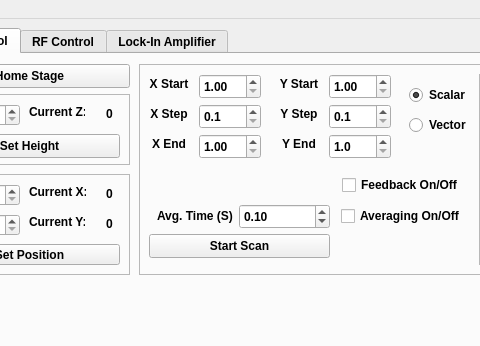
First picture: the form in scanning_magnetometer.ui, repository WarwickEPR/ScanningMagnetometry, before the edit; both pictures show x 92 to 572 and y 0 to 346 of the 856 by 483 pixel window.
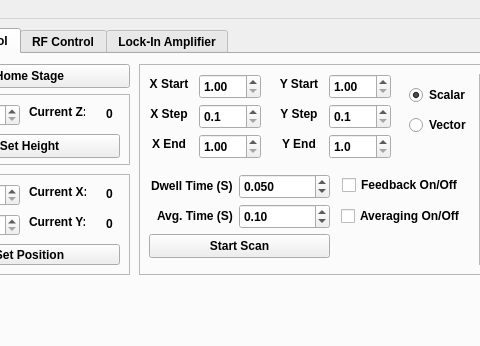
Second picture: the form after the edit. The open tabs and pages were chosen to show the change.

Commit message: printer dwell time ui

Diff of the .ui file:
```diff
--- a/scanning_magnetometer.ui
+++ b/scanning_magnetometer.ui
@@ -757,6 +757,41 @@
           <double>0.100000000000000</double>
          </property>
         </widget>
+        <widget class="QLabel" name="label_29">
+         <property name="geometry">
+          <rect>
+           <x>12</x>
+           <y>112</y>
+           <width>81</width>
+           <height>20</height>
+          </rect>
+         </property>
+         <property name="text">
+          <string>Dwell Time (S)</string>
+         </property>
+        </widget>
+        <widget class="QDoubleSpinBox" name="scanDwellTimeSpinBox">
+         <property name="geometry">
+          <rect>
+           <x>100</x>
+           <y>110</y>
+           <width>91</width>
+           <height>25</height>
+          </rect>
+         </property>
+         <property name="decimals">
+          <number>3</number>
+         </property>
+         <property name="maximum">
+          <double>100.000000000000000</double>
+         </property>
+         <property name="singleStep">
+          <double>0.100000000000000</double>
+         </property>
+         <property name="value">
+          <double>0.050000000000000</double>
+         </property>
+        </widget>
        </widget>
        <widget class="QFrame" name="frame_4">
         <property name="geometry">
```
Left out of the diff: 2 changed lines with no effect on the pictures. The commit also changes 1 other file.
